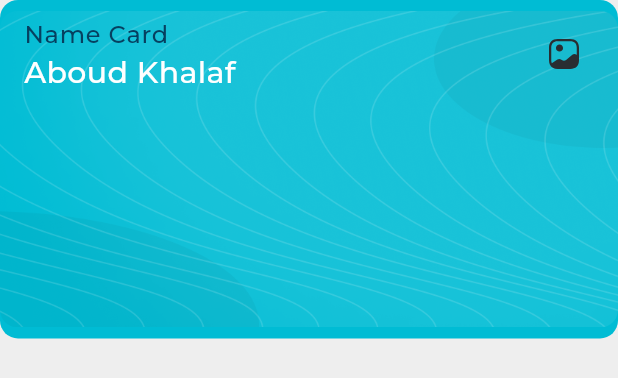
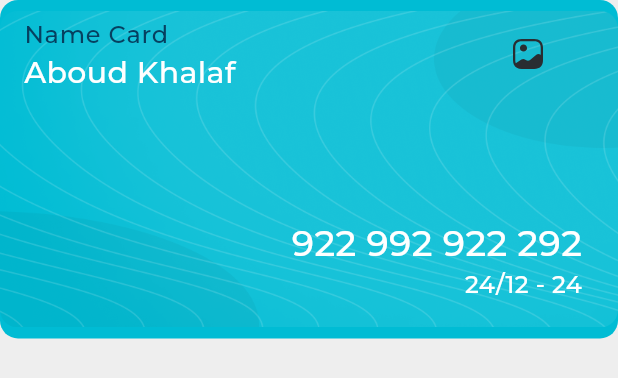
Before and after one commit to Aboud-KHalaf/responsive-ui, a Flutter app: the MyCart widget shown alone on an empty page, opened directly, on a phone screen of 412 x 824 dp. Shown: the top 378 px of the screen. Run offline on Flutter 3.47's test engine with Material 3 defaults, Android fonts, the phone set to English and light mode, and no system bars; our stand-ins replace flutter_svg; project files that could hold a hidden picture were left out.

Commit message:
finish my cart

```diff
--- a/lib/layouts/desktop_layout.dart
+++ b/lib/layouts/desktop_layout.dart
@@ -1,11 +1,9 @@
 import 'package:flutter/cupertino.dart';
 import 'package:flutter/material.dart';
 import 'package:flutter/widgets.dart';
-import 'package:ui/widgets/all_expense_widget.dart';
 import 'package:ui/widgets/allexpense_and_quick_invoice_section.dart';
 import 'package:ui/widgets/custom_drawer_widget.dart';
 import 'package:ui/widgets/my_cart.dart';
-import 'package:ui/widgets/quick_invoice_widget.dart';
 
 class DesktopLayout extends StatelessWidget {
   const DesktopLayout({super.key});
--- a/lib/widgets/my_cart.dart
+++ b/lib/widgets/my_cart.dart
@@ -22,7 +22,10 @@ class MyCart extends StatelessWidget {
             ),
           ),
         ),
+        child: Padding(
+          padding: const EdgeInsets.only(right: 24),
           child: Column(
+            crossAxisAlignment: CrossAxisAlignment.end,
             children: [
               ListTile(
                 title: Text(
@@ -36,8 +39,23 @@ class MyCart extends StatelessWidget {
                 trailing: SvgPicture.asset(
                   Assets.imagesGallery,
                 ),
-            )
+              ),
+              const Expanded(child: SizedBox()),
+              Text(
+                '922 992 922 292',
+                style: AppStyles.styleSemiBold24(context)
+                    .copyWith(color: Colors.white),
+              ),
+              Text(
+                '24/12 - 24',
+                style: AppStyles.styleRegular16(context)
+                    .copyWith(color: Colors.white),
+              ),
+              const SizedBox(
+                height: 24,
+              ),
             ],
+          ),
         ),
       ),
     );
```
Also changed, not shown: lib/widgets/allexpense_and_quick_invoice_section.dart (+21 -0 lines). Lines whose indentation alone changed are shown as unchanged.
